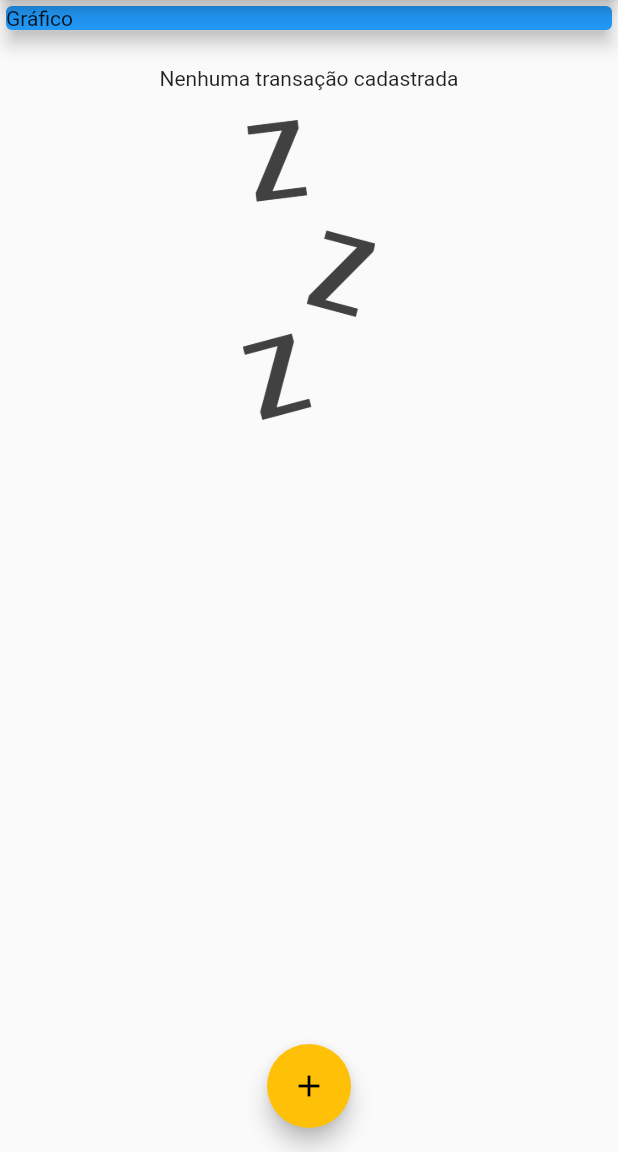
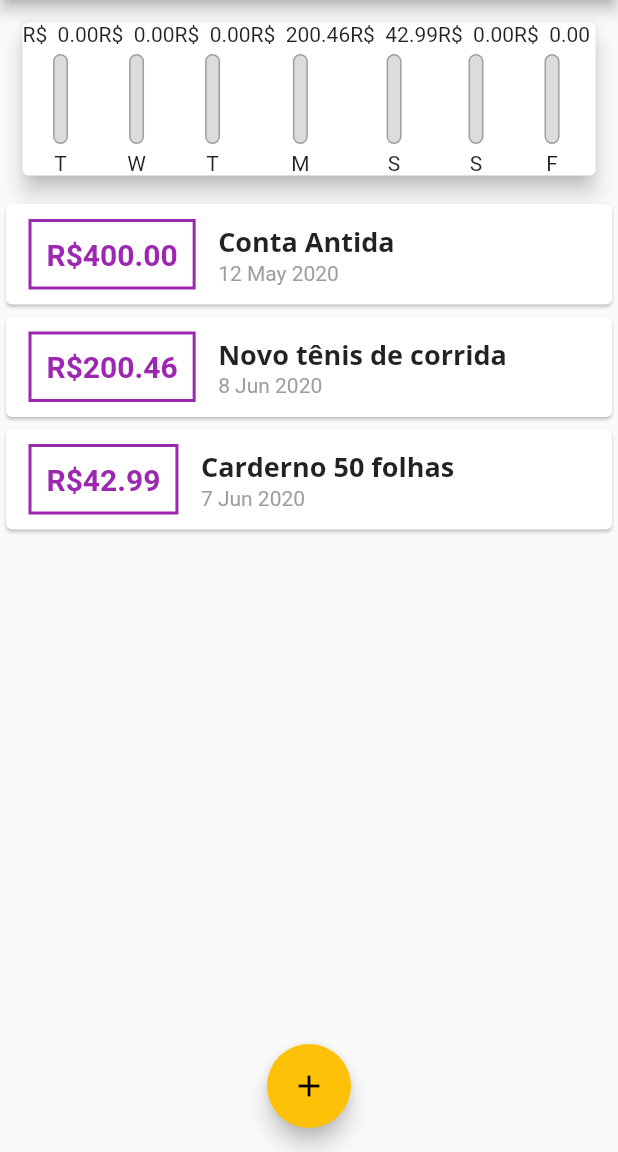
Before and after one commit to wanderaraujo/flutter-expenses-app, a Flutter app: the screen it shows after launch, on a phone screen of 412 x 824 dp, the part 84-1236 px from its top. Run offline on Flutter 3.47's test engine with Material 2 defaults, Android fonts, the phone set to English and light mode, and no system bars.

Commit message:
Building component chart

```diff
--- /dev/null
+++ b/lib/components/chart.dart
@@ -0,0 +1,59 @@
+import 'package:expenses/components/charts_bar.dart';
+import 'package:expenses/models/transaction.dart';
+import 'package:flutter/material.dart';
+import 'package:intl/intl.dart';
+
+class Chart extends StatelessWidget {
+  final List<Transaction> recentTransaction;
+
+  Chart(this.recentTransaction);
+
+  List<Map<String, Object>> get groupedTransactions {
+    return List.generate(7, (index) {
+      final weekDay = DateTime.now().subtract(
+        Duration(days: index),
+      );
+
+      double totalSum = 0.0;
+
+      for (var i = 0; i < recentTransaction.length; i++) {
+        bool sameDay = recentTransaction[i].date.day == weekDay.day;
+        bool sameMonth = recentTransaction[i].date.month == weekDay.month;
+        bool sameYear = recentTransaction[i].date.year == weekDay.year;
+
+        if (sameDay && sameMonth & sameYear) {
+          totalSum += recentTransaction[i].value;
+        }
+      }
+
+      return {
+        'day': DateFormat.E().format(weekDay)[0],
+        'value': totalSum,
+      };
+    });
+  }
+
+  double get _weekTotalValue {
+    return groupedTransactions.fold(0.0, (sum, item){
+
+    });
+  }
+
+  @override
+  Widget build(BuildContext context) {
+    groupedTransactions;
+    return Card(
+      elevation: 6,
+      margin: EdgeInsets.all(15),
+      child: Row(
+        children: groupedTransactions.map((tr) {
+          return ChartBar(
+            label: tr['day'],
+            value: tr['value'],
+            percentage: 0,
+          );
+        }).toList(),
+      ),
+    );
+  }
+}
--- /dev/null
+++ b/lib/components/charts_bar.dart
@@ -0,0 +1,48 @@
+import 'package:flutter/material.dart';
+
+class ChartBar extends StatelessWidget {
+  final String label;
+  final double value;
+  final double percentage;
+
+  ChartBar({
+    @required this.label,
+    @required this.value,
+    @required this.percentage,
+  });
+
+  @override
+  Widget build(BuildContext context) {
+    return Column(
+      children: <Widget>[
+        Text('R\$  ${value.toStringAsFixed(2)}'),
+        SizedBox(height: 5),
+        Container(
+          height: 60,
+          width: 10,
+          child: Stack(
+            alignment: Alignment.bottomCenter,
+            children: <Widget>[
+              Container(
+                decoration: BoxDecoration(
+                    border: Border.all(color: Colors.grey, width: 1.0),
+                    color: Color.fromRGBO(220, 220, 220, 1),
+                    borderRadius: BorderRadius.circular(5)),
+              ),
+              FractionallySizedBox(
+                heightFactor: percentage,
+                child: Container(
+                  decoration: BoxDecoration(
+                      color: Theme.of(context).primaryColor,
+                      borderRadius: BorderRadius.circular(5)),
+                ),
+              )
+            ],
+          ),
+        ),
+        SizedBox(height: 5),
+        Text(label),
+      ],
+    );
+  }
+}
--- a/lib/main.dart
+++ b/lib/main.dart
@@ -1,5 +1,6 @@
 import 'dart:math';
 
+import 'package:expenses/components/chart.dart';
 import 'package:expenses/components/transaction_form.dart';
 import 'package:flutter/material.dart';
 
@@ -21,19 +22,13 @@ class ExpensesApp extends StatelessWidget {
               headline6: TextStyle(
                   fontFamily: 'OpenSans',
                   fontSize: 18,
-            fontWeight: FontWeight.bold
-          )
-        ),
+                  fontWeight: FontWeight.bold)),
           appBarTheme: AppBarTheme(
               textTheme: ThemeData.light().textTheme.copyWith(
                   headline6: TextStyle(
                       fontFamily: 'OpenSans',
                       fontSize: 20,
-              fontWeight: FontWeight.bold
-            )
-          )
-        )
-      ),
+                      fontWeight: FontWeight.bold)))),
     );
   }
 }
@@ -45,19 +40,35 @@ class MyHomePage extends StatefulWidget {
 
 class _MyHomePageState extends State<MyHomePage> {
   final List<Transaction> _transactions = [
-    // Transaction(
-    //   id: "t1",
-    //   title: "Novo tênis de corrida",
-    //   value: 200.46,
-    //   date: DateTime.now(),
-    // ),
-    // Transaction(
-    //   id: "t2",
-    //   title: "Carderno 5 folhas",
-    //   value: 42.99,
-    //   date: DateTime.now(),
-    // ),
+    Transaction(
+      id: "t0",
+      title: "Conta Antida",
+      value: 400,
+      date: DateTime.now().subtract(Duration(days: 30)),
+    ),
+    Transaction(
+      id: "t1",
+      title: "Novo tênis de corrida",
+      value: 200.46,
+      date: DateTime.now().subtract(Duration(days: 3)),
+    ),
+    Transaction(
+      id: "t2",
+      title: "Carderno 50 folhas",
+      value: 42.99,
+      date: DateTime.now().subtract(Duration(days: 4)),
+    ),
   ];
+
+  List<Transaction> get _recentTransactions {
+    return _transactions
+        .where((tr) => tr.date.isAfter(
+              DateTime.now().subtract(
+                Duration(days: 7),
+              ),
+            ))
+        .toList();
+  }
 
   _openTransactionFormModal(BuildContext context) {
     showModalBottomSheet(
@@ -100,20 +111,17 @@ class _MyHomePageState extends State<MyHomePage> {
           crossAxisAlignment: CrossAxisAlignment.stretch,
           children: <Widget>[
             Container(
-              child: Card(
-                color: Colors.blue,
-                child: Text('Gráfico'),
-                elevation: 5,
-              ),
+              child: Chart(_recentTransactions)
             ),
             TransactionList(_transactions),
           ],
         ),
       ),
       floatingActionButton: FloatingActionButton(
+        onPressed: () => {},
         child: IconButton(
+          onPressed: () => _openTransactionFormModal(context),
           icon: Icon(Icons.add),
-          onPressed: () => _openTransactionFormModal(context),
         ),
       ),
       floatingActionButtonLocation: FloatingActionButtonLocation.centerFloat,
```
Lines whose indentation alone changed are shown as unchanged.
